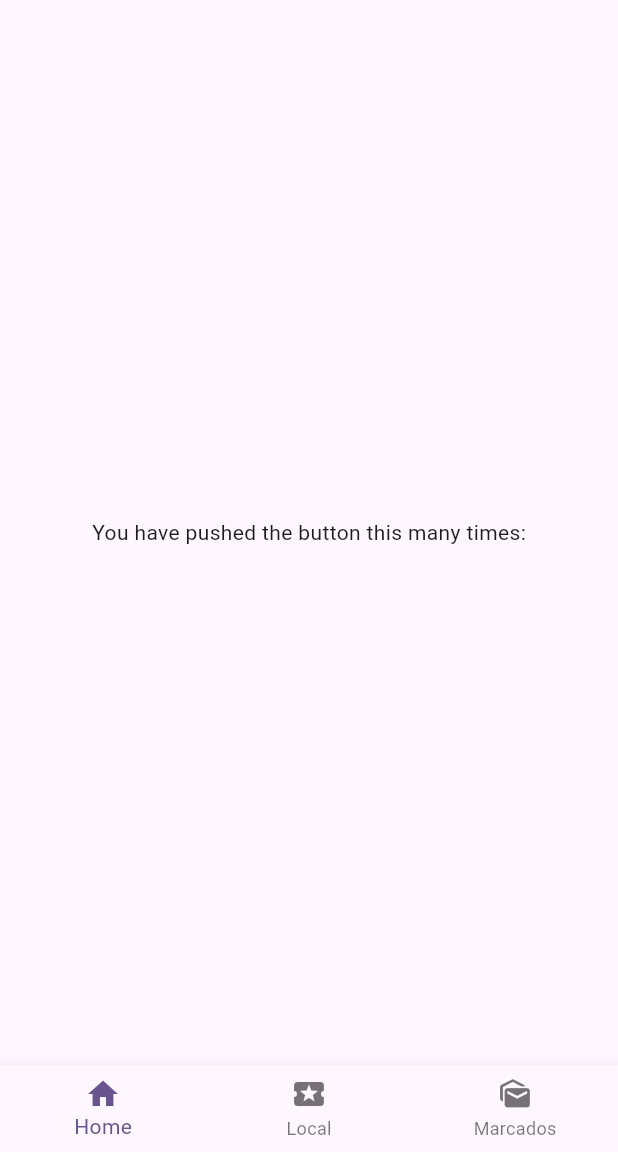
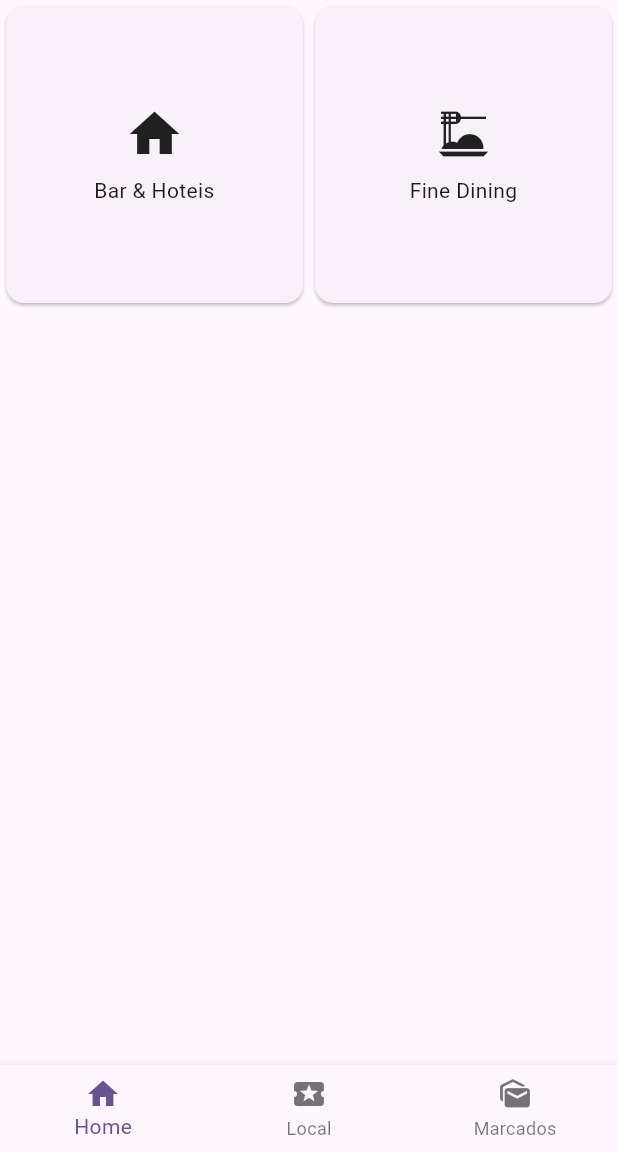
Before and after one commit to FilipeNeiva/atividade_pdm, a Flutter app: the screen it shows after launch, on a phone screen of 412 x 824 dp, the part 84-1236 px from its top. Run offline on Flutter 3.47's test engine with Material 3 defaults, Android fonts, the phone set to English and light mode, and no system bars.

Commit message:
[feat] inicio routres

```diff
--- /dev/null
+++ b/lib/components/item_card.dart
@@ -0,0 +1,35 @@
+import 'package:flutter/material.dart';
+
+class ItemCard extends StatelessWidget {
+  const ItemCard({
+    super.key,
+    required this.icon,
+    required this.title,
+    required this.onTap,
+  });
+
+  final IconData icon;
+  final String title;
+  final VoidCallback onTap;
+
+  @override
+  Widget build(BuildContext context) {
+    return Card(
+      clipBehavior: Clip.antiAlias,
+      child: InkWell(
+        onTap: onTap,
+        child: Padding(
+          padding: const EdgeInsets.all(16),
+          child: Column(
+            mainAxisAlignment: MainAxisAlignment.center,
+            children: [
+              Icon(icon, size: 40),
+              const SizedBox(height: 8),
+              Text(title, textAlign: TextAlign.center),
+            ],
+          ),
+        ),
+      ),
+    );
+  }
+}
--- a/lib/main.dart
+++ b/lib/main.dart
@@ -1,3 +1,4 @@
+import 'package:atividade_pdm/views/dinner.dart';
 import 'package:flutter/material.dart';
 import 'package:atividade_pdm/views/home.dart';
 
@@ -20,6 +21,7 @@ class MyApp extends StatelessWidget {
       initialRoute: '/',
       routes: {
         '/': (context) => const HomePage(title: 'Discovery'),
+        '/dinner': (context) => const DinnerPage()
       },
     );
   }
--- a/lib/views/home.dart
+++ b/lib/views/home.dart
@@ -1,3 +1,4 @@
+import 'package:atividade_pdm/components/item_card.dart';
 import 'package:flutter/material.dart';
 
 class HomePage extends StatefulWidget {
@@ -46,13 +47,14 @@ class _HomePageState extends State<HomePage>
       body: TabBarView(
         controller: _tabController,
         children: [
-          Center(
-            child: Column(
-              mainAxisAlignment: .center,
-              children: [
-                const Text('You have pushed the button this many times:'),
-              ],
-            ),
+          GridView.count(
+            crossAxisCount: 2,
+            children: [
+              ItemCard(icon: Icons.home, title: 'Bar & Hoteis', onTap: () => {}),
+              ItemCard(icon: Icons.dinner_dining, title: 'Fine Dining', onTap: () => {
+
+              }),
+            ],
           ),
           Center(child: Text('Aba para locais')),
           Center(child: Text('Aba para Marcados')),
```
Also changed, not shown: lib/views/dinner.dart (added, +25 -0 lines), lib/components/menu.dart (added).
